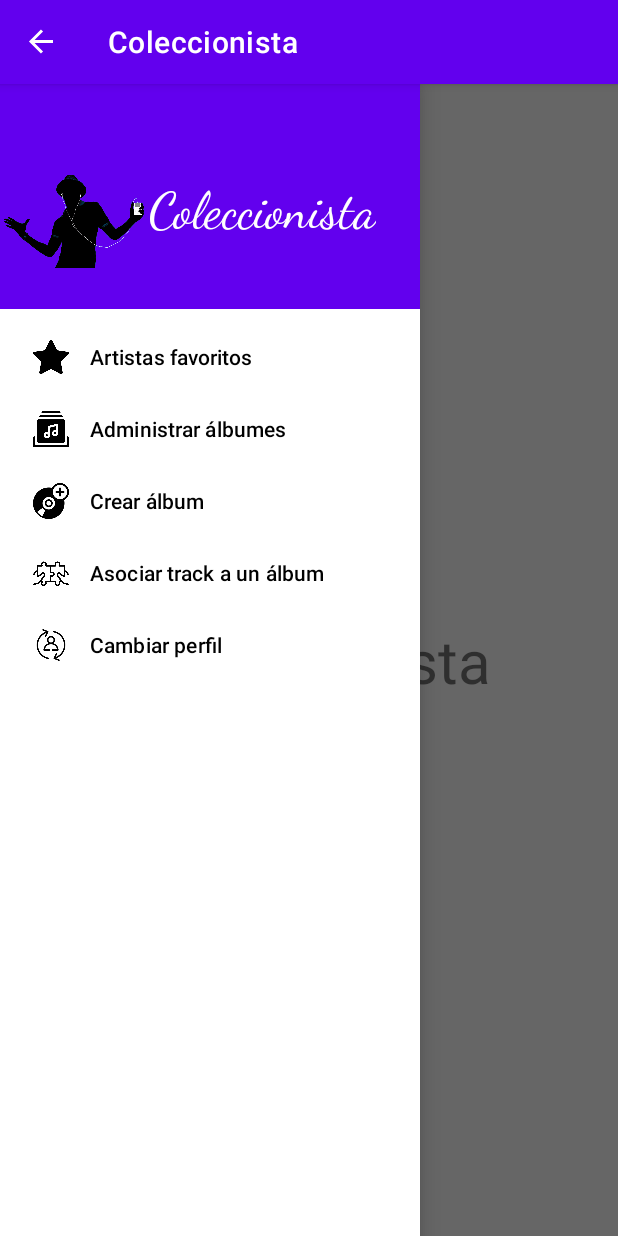
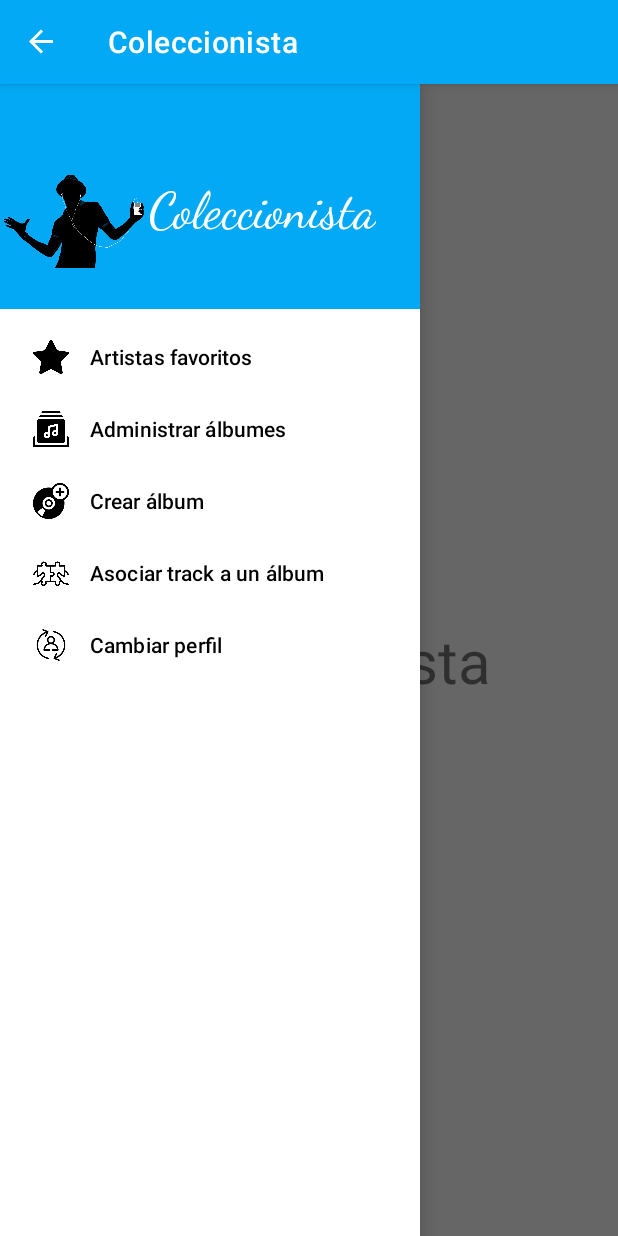
Before and after one commit to neztoring/AppMoviles, an Android app: the MenuColeccionistaActivity screen opened directly, with no data from a screen before it, with the side drawer open, on a phone screen of 412 x 824 dp. Run offline under Robolectric (Android 15) with nearby library versions, the phone set to English and light mode, and no system bars; Roboto replaces fonts that are not available here.

Commit message:
HU-18: cambiar color principal y nombres de menu de coleccionista

```diff
--- a/app/src/main/res/layout/activity_menu_coleccionista.xml
+++ b/app/src/main/res/layout/activity_menu_coleccionista.xml
@@ -29,8 +29,8 @@
         android:id="@+id/navViewCollector"
         android:layout_width="wrap_content"
         android:layout_height="match_parent"
-        app:headerLayout="@layout/nav_header"
-        app:menu="@menu/nav_drawer_menu"
+        app:headerLayout="@layout/nav_header_collector"
+        app:menu="@menu/nav_drawer_menu_collector"
         android:layout_gravity="start"
         android:fitsSystemWindows="true"/>
 
--- a/app/src/main/res/layout/nav_header.xml
+++ b/app/src/main/res/layout/nav_header_collector.xml
@@ -4,7 +4,7 @@
     android:layout_width="match_parent"
     android:layout_height="150dp"
     xmlns:app="http://schemas.android.com/apk/res-auto"
-    android:background="@color/design_default_color_primary">
+    android:background="@color/primaryColor">
 
     <RelativeLayout
         android:layout_width="382dp"
--- a/app/src/main/res/values/colors.xml
+++ b/app/src/main/res/values/colors.xml
@@ -8,4 +8,5 @@
     <color name="black">#FF000000</color>
     <color name="white">#FFFFFFFF</color>
     <color name="stroke_color">#95EDED</color>
+    <color name="primaryColor">#03A9F4</color>
 </resources>
--- a/app/src/main/res/values/themes.xml
+++ b/app/src/main/res/values/themes.xml
@@ -2,7 +2,7 @@
     <!-- Base application theme. -->
     <style name="Theme.AppMoviles" parent="Theme.MaterialComponents.DayNight.DarkActionBar">
         <!-- Primary brand color. -->
-        <item name="colorPrimary">@color/purple_500</item>
+        <item name="colorPrimary">#03A9F4</item>
         <item name="colorPrimaryVariant">@color/purple_700</item>
         <item name="colorOnPrimary">@color/white</item>
         <!-- Secondary brand color. -->
```
Also changed, not shown: app/src/main/res/menu/nav_drawer_menu_collector.xml (renamed from app/src/main/res/menu/nav_drawer_menu.xml).
